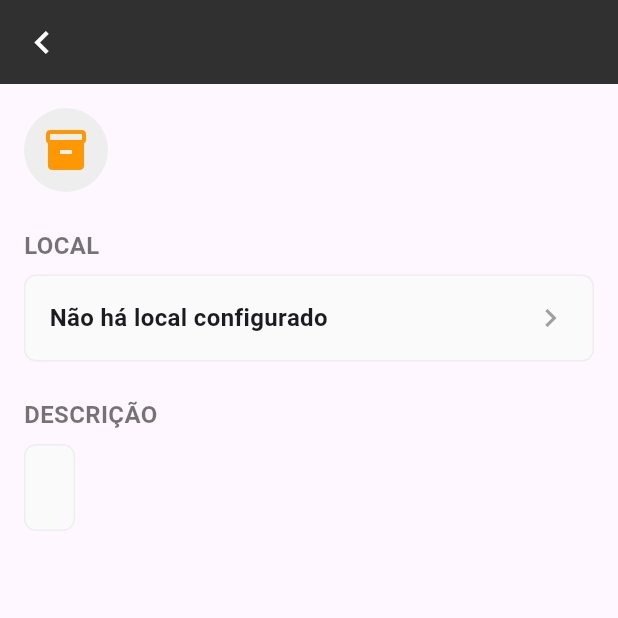
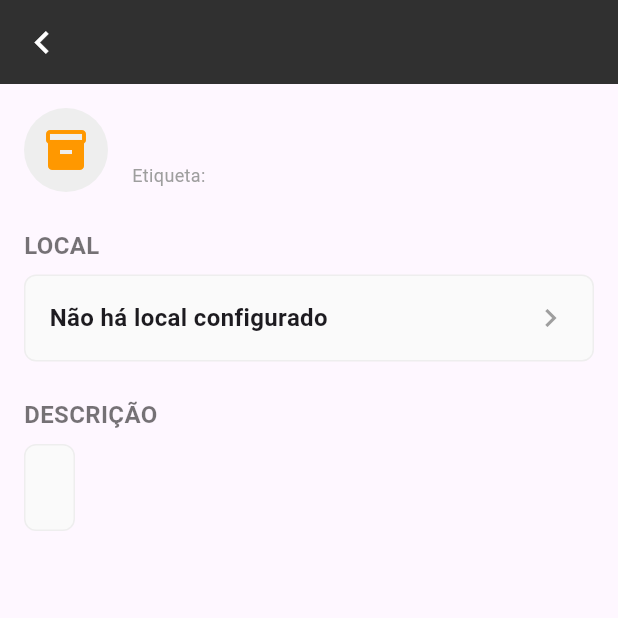
Before and after one commit to rafavanzo/sice_app, a Flutter app: the ItemDetalhesPage screen opened directly with empty values, on a phone screen of 412 x 824 dp, the top half of it. Run offline on Flutter 3.47's test engine with Material 3 defaults, Android fonts, the phone set to English and light mode, and no system bars; our stand-ins replace camera, flutter_dotenv, qr_flutter; missing offline and left inert: mobile_scanner.

Commit message:
Label etiqueta

```diff
--- a/lib/pages/item_detalhes.dart
+++ b/lib/pages/item_detalhes.dart
@@ -134,12 +134,24 @@ class _ItemDetalhesPageState extends State<ItemDetalhesPage> {
               ),
               const SizedBox(width: 16),
               Expanded(
-                child: Text(
-                  widget.nome,
-                  style: const TextStyle(
-                    fontSize: 24,
-                    fontWeight: FontWeight.bold,
-                  ),
+                child: Column(
+                  crossAxisAlignment: CrossAxisAlignment.start,
+                  children: [
+                    Text(
+                      widget.nome,
+                      style: const TextStyle(
+                        fontSize: 24,
+                        fontWeight: FontWeight.bold,
+                      ),
+                    ),
+                    Text(
+                      "Etiqueta: ${widget.id}",
+                      style: const TextStyle(
+                        fontSize: 12,
+                        color: Colors.grey,
+                      ),
+                    ),
+                  ],
                 ),
               ),
             ],
```
Also changed, not shown: lib/pages/local_detalhes.dart (+18 -6 lines).
